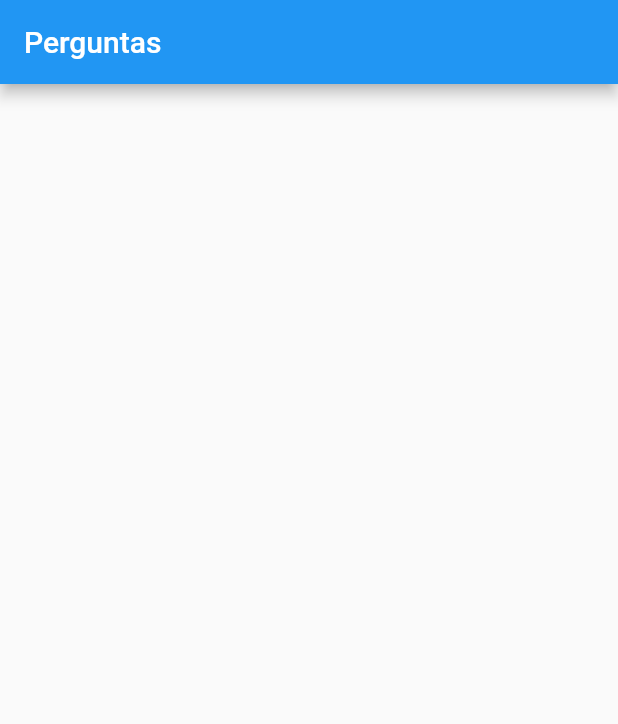
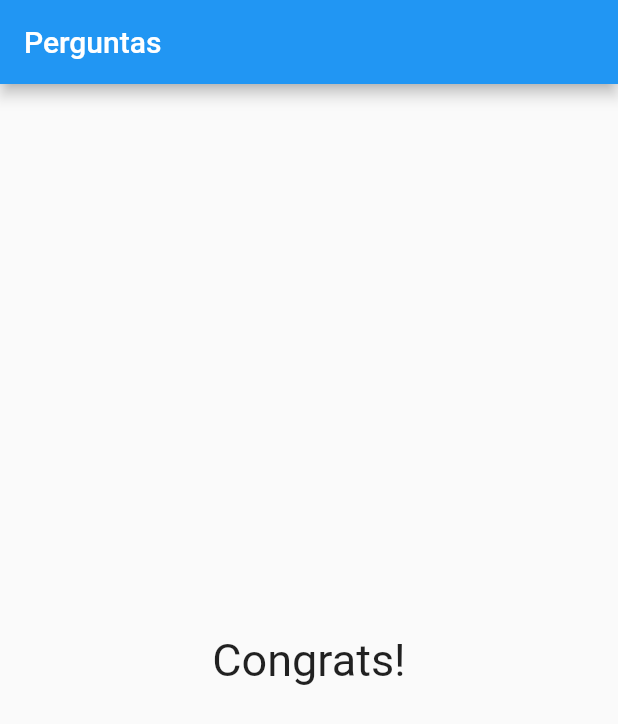
Before and after one commit to mvocamargo/flutter-perguntas-app, a Flutter app: the screen it shows after launch, after a tap on "Azul", after a tap on "Carneiro", after a tap on "Timóteo", on a phone screen of 412 x 824 dp. Shown: the top 724 px of the screen. Run offline on Flutter 3.47's test engine with Material 2 defaults, Android fonts, the phone set to English and light mode, and no system bars.

Commit message:
Add a message at end of the quiz

```diff
--- a/lib/main.dart
+++ b/lib/main.dart
@@ -64,7 +64,9 @@ class _PerguntaAppState extends State<PerguntaApp> {
                   ...widgets,
                 ],
               )
-            : null,
+            : Center(
+                child: Text('Congrats!', style: TextStyle(fontSize: 30)),
+              ),
       ),
     );
   }
```
